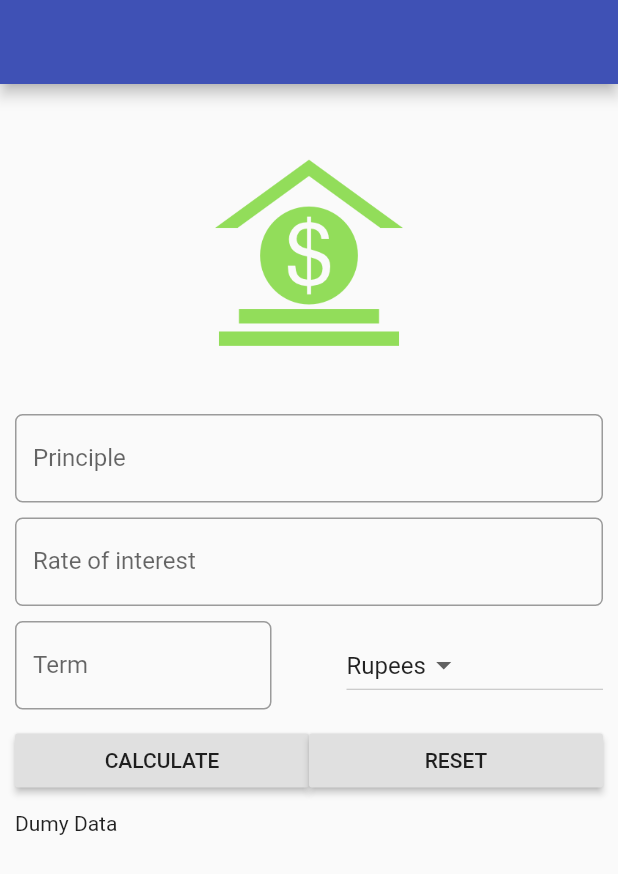
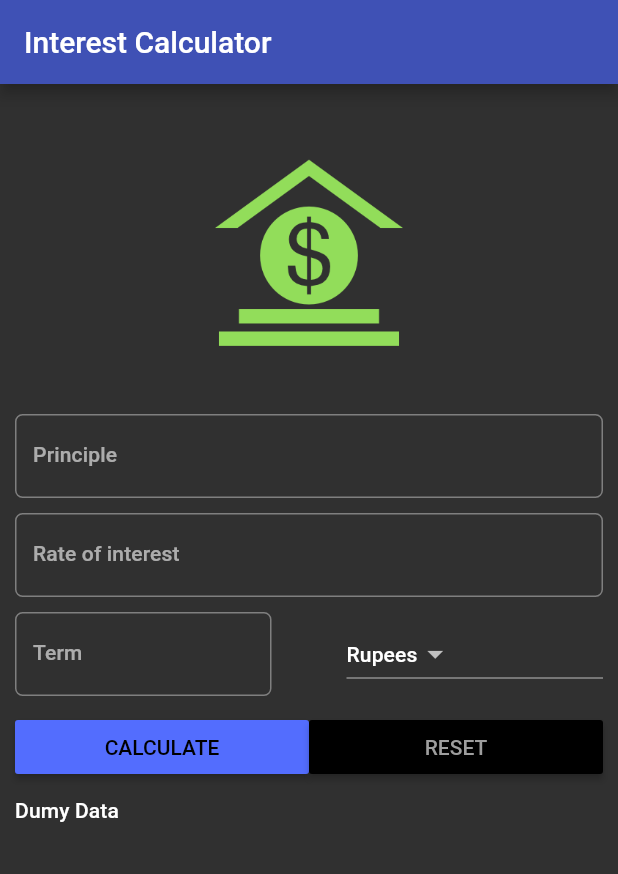
Before and after one commit to abdullah432/InterestCalculatorFlutter, a Flutter app: the screen it shows after launch, after a tap on "CALCULATE", on a phone screen of 412 x 824 dp. Shown: the top 874 px of the screen. Run offline on Flutter 3.47's test engine with Material 2 defaults, Android fonts, the phone set to English and light mode, and no system bars.

Commit message:
GUI update

```diff
--- a/lib/main.dart
+++ b/lib/main.dart
@@ -7,6 +7,7 @@ void main() {
       title: "Interest Calculator",
       home: SIForm(),
       theme: ThemeData(
+        brightness: Brightness.dark,
         primaryColor: Colors.indigo,
         accentColor: Colors.indigoAccent,
         ),
@@ -23,11 +24,15 @@ class SIForm extends StatefulWidget {
 class _SIFormState extends State<SIForm> {
   final minimumPadding = 5.0;
   var currencies = ['Rupees', 'dollar'];
+  TextStyle textStyle;
   @override
   Widget build(BuildContext context) {
+    textStyle = Theme.of(context).textTheme.subtitle;
     return Scaffold(
       // resizeToAvoidBottomInset: false,
-      appBar: AppBar(),
+      appBar: AppBar(
+        title: Text("Interest Calculator"),
+      ),
       body: Container(
           margin: EdgeInsets.all(minimumPadding * 2),
           child: ListView(
@@ -38,6 +43,7 @@ class _SIFormState extends State<SIForm> {
                       top: minimumPadding, bottom: minimumPadding),
                   child: TextField(
                       keyboardType: TextInputType.number,
+                      style: textStyle,
                       decoration: InputDecoration(
                         labelText: 'Principle',
                         hintText: 'Enter Principle e.g 12000',
@@ -49,6 +55,7 @@ class _SIFormState extends State<SIForm> {
                       top: minimumPadding, bottom: minimumPadding),
                   child: TextField(
                       keyboardType: TextInputType.number,
+                      style: textStyle,
                       decoration: InputDecoration(
                         labelText: 'Rate of interest',
                         hintText: 'In percentage',
@@ -63,6 +70,7 @@ class _SIFormState extends State<SIForm> {
                       Expanded(
                           child: TextField(
                               keyboardType: TextInputType.number,
+                              style: textStyle,
                               decoration: InputDecoration(
                                 labelText: 'Term',
                                 hintText: 'Time in year',
@@ -80,6 +88,7 @@ class _SIFormState extends State<SIForm> {
                             child: Text(value),
                           );
                         }).toList(),
+                        style: textStyle,
                         value: 'Rupees',
                         onChanged: (String newValueSelected) {
                           // value = newValueSelected;
@@ -94,6 +103,8 @@ class _SIFormState extends State<SIForm> {
                           padding: EdgeInsets.only(
                               top: minimumPadding, bottom: minimumPadding),
                           child: RaisedButton(
+                            color: Theme.of(context).accentColor,
+                            textColor: Theme.of(context).primaryColorDark,
                             child: Text("CALCULATE"),
                             onPressed: () {},
                           ))),
@@ -102,6 +113,8 @@ class _SIFormState extends State<SIForm> {
                           padding: EdgeInsets.only(
                               top: minimumPadding, bottom: minimumPadding),
                           child: RaisedButton(
+                            color: Theme.of(context).primaryColorDark,
+                            textColor: Theme.of(context).primaryColorLight,
                             child: Text("RESET"),
                             onPressed: () {},
                           ))),
@@ -110,7 +123,7 @@ class _SIFormState extends State<SIForm> {
               Padding(
                 padding: EdgeInsets.only(
                     top: minimumPadding, bottom: minimumPadding),
-                child: Text('Dumy Data'),
+                child: Text('Dumy Data', style: textStyle,),
               ),
             ],
           )),
```
